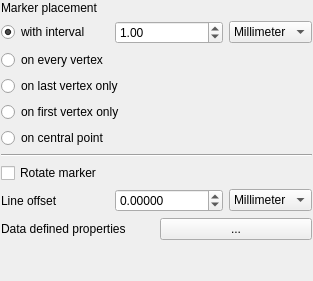
The window that src/ui/symbollayer/widget_markerline.ui (carsmie/QGIS) describes before a commit, drawn with Qt 5.
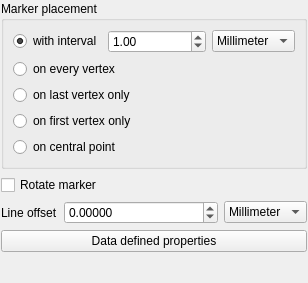
The same window after the commit.

Diff of the .ui file:
```diff
--- a/src/ui/symbollayer/widget_markerline.ui
+++ b/src/ui/symbollayer/widget_markerline.ui
@@ -7,158 +7,119 @@
     <x>0</x>
     <y>0</y>
     <width>308</width>
-    <height>281</height>
+    <height>283</height>
    </rect>
   </property>
   <property name="windowTitle">
    <string>Form</string>
   </property>
-  <layout class="QGridLayout" name="gridLayout">
+  <layout class="QFormLayout" name="formLayout">
+   <property name="fieldGrowthPolicy">
+    <enum>QFormLayout::AllNonFixedFieldsGrow</enum>
+   </property>
    <property name="margin">
     <number>1</number>
    </property>
-   <item row="3" column="0" colspan="2">
-    <widget class="QRadioButton" name="radVertexLast">
-     <property name="text">
-      <string>on last vertex only</string>
-     </property>
-    </widget>
-   </item>
-   <item row="7" column="0" colspan="2">
-    <widget class="QCheckBox" name="chkRotateMarker">
-     <property name="text">
-      <string>Rotate marker</string>
-     </property>
-    </widget>
-   </item>
-   <item row="5" column="0">
-    <widget class="QRadioButton" name="radCentralPoint">
-     <property name="text">
-      <string>on central point</string>
-     </property>
-    </widget>
-   </item>
-   <item row="1" column="2">
-    <widget class="QComboBox" name="mIntervalUnitComboBox">
-     <item>
-      <property name="text">
-       <string>Millimeter</string>
-      </property>
-     </item>
-     <item>
-      <property name="text">
-       <string>Map unit</string>
-      </property>
-     </item>
-    </widget>
-   </item>
-   <item row="6" column="0" colspan="3">
-    <widget class="Line" name="line">
-     <property name="orientation">
-      <enum>Qt::Horizontal</enum>
-     </property>
-    </widget>
-   </item>
-   <item row="8" column="2">
-    <widget class="QComboBox" name="mOffsetUnitComboBox">
-     <item>
-      <property name="text">
-       <string>Millimeter</string>
-      </property>
-     </item>
-     <item>
-      <property name="text">
-       <string>Map unit</string>
-      </property>
-     </item>
-    </widget>
-   </item>
-   <item row="10" column="0" colspan="3">
-    <spacer>
-     <property name="orientation">
-      <enum>Qt::Vertical</enum>
-     </property>
-     <property name="sizeHint" stdset="0">
-      <size>
-       <width>261</width>
-       <height>40</height>
-      </size>
-     </property>
-    </spacer>
-   </item>
-   <item row="8" column="1">
-    <widget class="QDoubleSpinBox" name="spinOffset">
-     <property name="decimals">
-      <number>5</number>
-     </property>
-     <property name="minimum">
-      <double>-100000.000000000000000</double>
-     </property>
-     <property name="maximum">
-      <double>100000.000000000000000</double>
-     </property>
-    </widget>
-   </item>
-   <item row="1" column="0">
-    <widget class="QRadioButton" name="radInterval">
-     <property name="text">
-      <string>with interval</string>
-     </property>
-     <property name="checked">
-      <bool>true</bool>
-     </property>
-    </widget>
-   </item>
-   <item row="2" column="0" colspan="2">
-    <widget class="QRadioButton" name="radVertex">
-     <property name="text">
-      <string>on every vertex</string>
-     </property>
-    </widget>
-   </item>
    <item row="0" column="0" colspan="2">
-    <widget class="QLabel" name="label_2">
-     <property name="text">
+    <widget class="QGroupBox" name="groupBox">
+     <property name="title">
       <string>Marker placement</string>
      </property>
+     <layout class="QVBoxLayout" name="verticalLayout">
+      <item>
+       <layout class="QHBoxLayout" name="horizontalLayout">
+        <item>
+         <widget class="QRadioButton" name="radInterval">
+          <property name="text">
+           <string>with interval</string>
+          </property>
+          <property name="checked">
+           <bool>true</bool>
+          </property>
+         </widget>
+        </item>
+        <item>
+         <widget class="QDoubleSpinBox" name="spinInterval">
+          <property name="sizePolicy">
+           <sizepolicy hsizetype="Minimum" vsizetype="Fixed">
+            <horstretch>1</horstretch>
+            <verstretch>0</verstretch>
+           </sizepolicy>
+          </property>
+          <property name="decimals">
+           <number>2</number>
+          </property>
+          <property name="maximum">
+           <double>100000.000000000000000</double>
+          </property>
+          <property name="value">
+           <double>1.000000000000000</double>
+          </property>
+         </widget>
+        </item>
+        <item>
+         <widget class="QComboBox" name="mIntervalUnitComboBox">
+          <item>
+           <property name="text">
+            <string>Millimeter</string>
+           </property>
+          </item>
+          <item>
+           <property name="text">
+            <string>Map unit</string>
+           </property>
+          </item>
+         </widget>
+        </item>
+       </layout>
+      </item>
+      <item>
+       <widget class="QRadioButton" name="radVertex">
+        <property name="text">
+         <string>on every vertex</string>
+        </property>
+       </widget>
+      </item>
+      <item>
+       <widget class="QRadioButton" name="radVertexLast">
+        <property name="text">
+         <string>on last vertex only</string>
+        </property>
+       </widget>
+      </item>
+      <item>
+       <widget class="QRadioButton" name="radVertexFirst">
+        <property name="text">
+         <string>on first vertex only</string>
+        </property>
+       </widget>
+      </item>
+      <item>
+       <widget class="QRadioButton" name="radCentralPoint">
+        <property name="text">
+         <string>on central point</string>
+        </property>
+       </widget>
+      </item>
+     </layout>
     </widget>
    </item>
-   <item row="8" column="0">
+   <item row="1" column="0" colspan="2">
+    <widget class="QCheckBox" name="chkRotateMarker">
+     <property name="text">
+      <string>Rotate marker</string>
+     </property>
+    </widget>
+   </item>
+   <item row="3" column="0">
     <widget class="QLabel" name="label_3">
      <property name="text">
       <string>Line offset</string>
      </property>
     </widget>
    </item>
-   <item row="1" column="1">
-    <widget class="QDoubleSpinBox" name="spinInterval">
-     <property name="decimals">
-      <number>2</number>
-     </property>
-     <property name="maximum">
-      <double>100000.000000000000000</double>
-     </property>
-     <property name="value">
-      <double>1.000000000000000</double>
-     </property>
-    </widget>
-   </item>
-   <item row="4" column="0" colspan="2">
-    <widget class="QRadioButton" name="radVertexFirst">
-     <property name="text">
-      <string>on first vertex only</string>
-     </property>
-    </widget>
-   </item>
-   <item row="9" column="0" colspan="3">
+   <item row="5" column="0" colspan="2">
     <layout class="QHBoxLayout" name="horizontalLayout_2">
-     <item>
-      <widget class="QLabel" name="mDataDefinedPropertiesLabel">
-       <property name="text">
-        <string>Data defined properties</string>
-       </property>
-      </widget>
-     </item>
      <item>
       <widget class="QPushButton" name="mDataDefinedPropertiesButton">
        <property name="sizePolicy">
@@ -168,12 +129,49 @@
         </sizepolicy>
        </property>
        <property name="text">
-        <string>...</string>
+        <string>Data defined properties</string>
        </property>
       </widget>
      </item>
     </layout>
    </item>
+   <item row="3" column="1">
+    <layout class="QHBoxLayout" name="horizontalLayout_3">
+     <item>
+      <widget class="QDoubleSpinBox" name="spinOffset">
+       <property name="sizePolicy">
+        <sizepolicy hsizetype="Minimum" vsizetype="Fixed">
+         <horstretch>1</horstretch>
+         <verstretch>0</verstretch>
+        </sizepolicy>
+       </property>
+       <property name="decimals">
+        <number>5</number>
+       </property>
+       <property name="minimum">
+        <double>-100000.000000000000000</double>
+       </property>
+       <property name="maximum">
+        <double>100000.000000000000000</double>
+       </property>
+      </widget>
+     </item>
+     <item>
+      <widget class="QComboBox" name="mOffsetUnitComboBox">
+       <item>
+        <property name="text">
+         <string>Millimeter</string>
+        </property>
+       </item>
+       <item>
+        <property name="text">
+         <string>Map unit</string>
+        </property>
+       </item>
+      </widget>
+     </item>
+    </layout>
+   </item>
   </layout>
  </widget>
  <tabstops>
```
Left out of the diff: 7 changed lines with no effect on the pictures.
